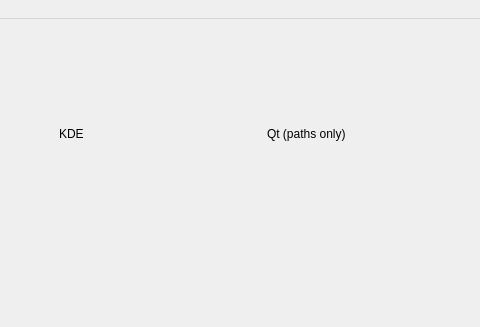
Qt form src/bookmarksync.ui (jlu5/bookmarksync) before a commit; both pictures show x 160 to 640 and y 0 to 327 of the 640 by 480 pixel window.
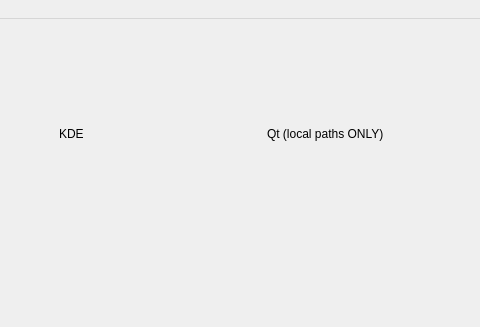
The same form after that commit. Custom widgets are drawn as their Qt base class.

Commit message: Mention that Qt only supports local paths

Diff of the .ui file:
```diff
--- a/src/bookmarksync.ui
+++ b/src/bookmarksync.ui
@@ -57,7 +57,7 @@
     <item row="0" column="2">
      <widget class="QLabel" name="qtLabel">
       <property name="text">
-       <string>Qt (paths only)</string>
+       <string>Qt (local paths ONLY)</string>
       </property>
      </widget>
     </item>
```
Left out of the diff: 2 changed lines with no effect on the pictures. The commit also changes 1 other file.
